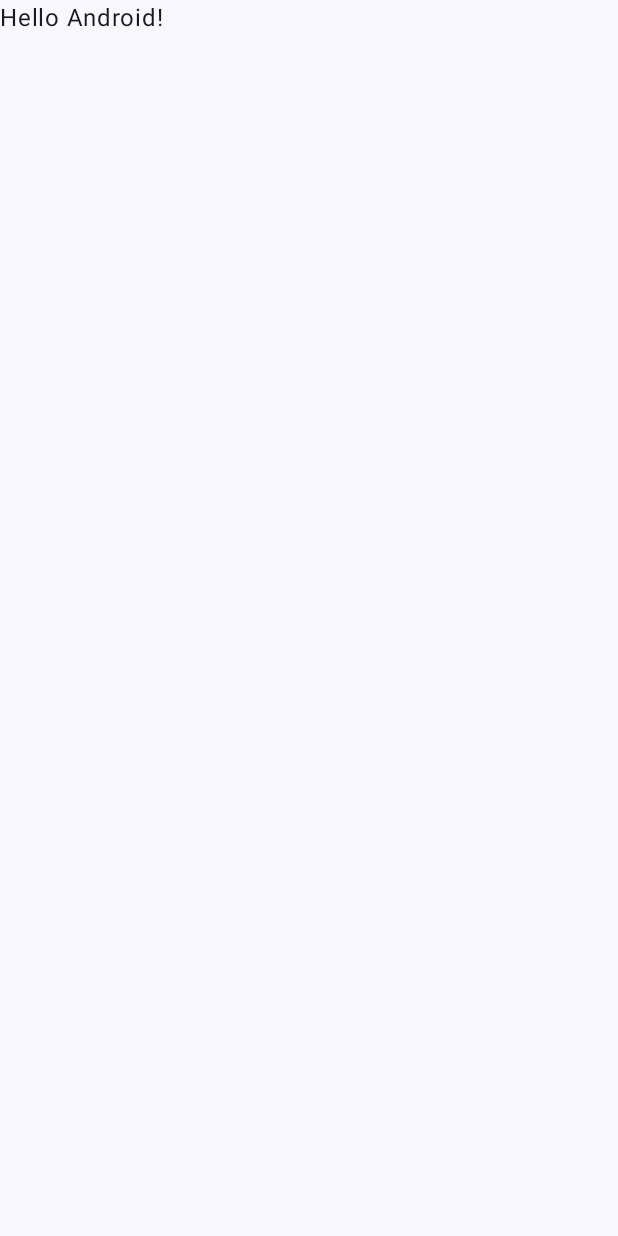
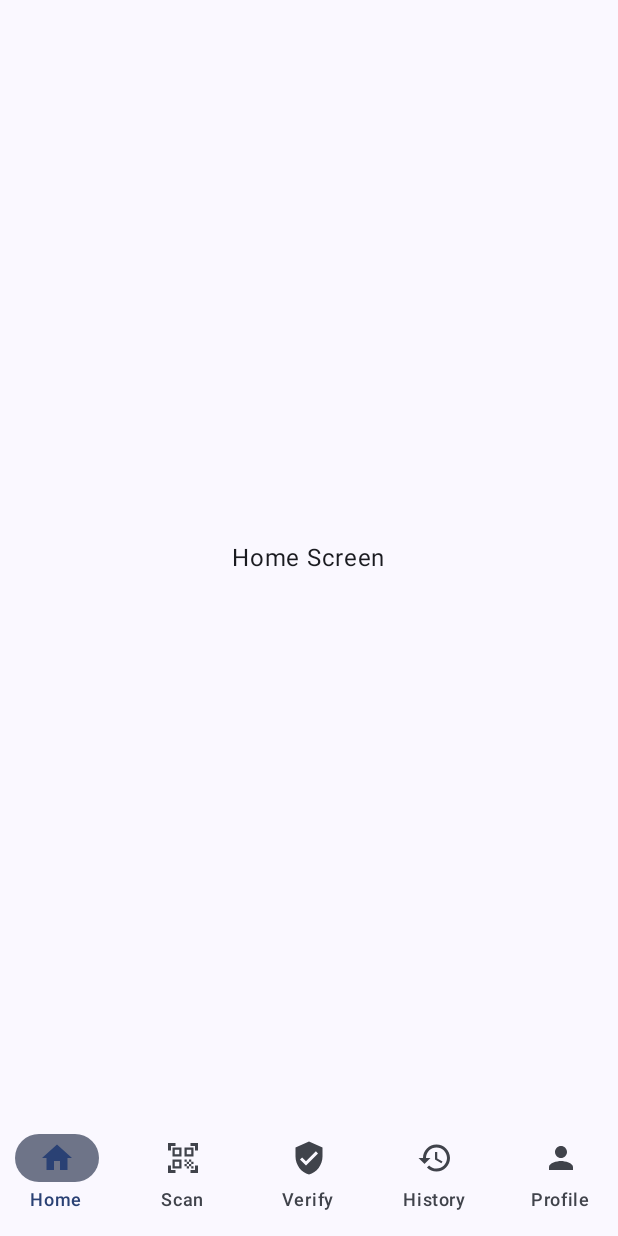
Before and after one commit to DevKorrir/medAuth-Kotlin, an Android app built with Jetpack Compose: the screen it shows after launch (MainActivity), on a phone screen of 412 x 824 dp. Before the commit the screen is almost empty. Run offline under Robolectric (Android 15) with nearby library versions, the phone set to English and light mode, and no system bars.

Commit message:
nav: route to every bottom bar screen

```diff
--- a/app/build.gradle.kts
+++ b/app/build.gradle.kts
@@ -49,6 +49,9 @@ dependencies {
     implementation(libs.androidx.ui.graphics)
     implementation(libs.androidx.ui.tooling.preview)
     implementation(libs.androidx.material3)
+    implementation(libs.androidx.navigation.compose.android)
+    implementation(libs.androidx.navigation.runtime.android)
+
     testImplementation(libs.junit)
     androidTestImplementation(libs.androidx.junit)
     androidTestImplementation(libs.androidx.espresso.core)
--- /dev/null
+++ b/app/src/main/java/dev/korryr/medauth/navigation/AppNavigation.kt
@@ -0,0 +1,58 @@
+package dev.korryr.medauth.navigation
+
+import androidx.compose.foundation.layout.padding
+import androidx.compose.material3.Scaffold
+import androidx.compose.runtime.Composable
+import androidx.compose.ui.Modifier
+import androidx.navigation.NavHostController
+import androidx.navigation.compose.NavHost
+import androidx.navigation.compose.composable
+import dev.korryr.medauth.presentation.features.auth.proflile.ProfileScreen
+import dev.korryr.medauth.presentation.features.history.HistoryScreen
+import dev.korryr.medauth.presentation.features.home.HomeScreen
+import dev.korryr.medauth.presentation.features.scan.ScanScreen
+import dev.korryr.medauth.presentation.features.verification.VerifyScreen
+
+@Composable
+fun AppNavigation(
+    modifier: Modifier = Modifier,
+    navController: NavHostController
+) {
+    Scaffold(
+        bottomBar = {
+            BottomNavigationBar(
+                navController = navController
+            )
+        },
+        content = { padding ->
+            NavHost(
+                navController = navController,
+                startDestination = Screen.Home.route,
+                modifier = modifier.padding(padding)
+            ) {
+                composable(Screen.Home.route) {
+                    HomeScreen()
+                }
+                composable(Screen.Scan.route) {
+                    ScanScreen()
+                }
+                composable(Screen.Verify.route) {
+                    VerifyScreen()
+                }
+                composable(Screen.History.route) {
+                    HistoryScreen()
+                }
+                composable(Screen.Profile.route) {
+                    ProfileScreen()
+                }
+                composable(Screen.Result.route) {
+                    //ResultScreen()
+                }
+
+
+            }
+        }
+
+    )
+
+}
--- /dev/null
+++ b/app/src/main/java/dev/korryr/medauth/navigation/BottomNavigationBar.kt
@@ -0,0 +1,105 @@
+package dev.korryr.medauth.navigation
+
+import androidx.compose.animation.AnimatedVisibility
+import androidx.compose.animation.core.Spring
+import androidx.compose.animation.core.spring
+import androidx.compose.animation.fadeIn
+import androidx.compose.animation.slideInVertically
+import androidx.compose.animation.slideOutVertically
+import androidx.compose.material3.Icon
+import androidx.compose.material3.MaterialTheme
+import androidx.compose.material3.NavigationBar
+import androidx.compose.material3.NavigationBarItem
+import androidx.compose.material3.Text
+import androidx.compose.runtime.Composable
+import androidx.compose.runtime.getValue
+import androidx.compose.runtime.remember
+import androidx.compose.ui.Modifier
+import androidx.navigation.NavController
+import androidx.navigation.compose.currentBackStackEntryAsState
+import androidx.navigation.NavDestination.Companion.hierarchy
+
+@Composable
+fun BottomNavigationBar(
+    navController: NavController,
+    modifier: Modifier = Modifier
+) {
+
+    val currentRoute = navController.currentBackStackEntryAsState().value?.destination?.route
+
+    val bottomScreens = listOf(
+        BottomNavItem.Home,
+        BottomNavItem.Scan,
+        BottomNavItem.Verify,
+        BottomNavItem.History,
+        BottomNavItem.Profile
+    )
+
+    val showBottomBar = setOf(
+        Screen.Home.route,
+        Screen.Scan.route,
+        Screen.Verify.route,
+        Screen.History.route,
+        Screen.Profile.route
+    )
+
+    val shouldShowBottomBar = remember(currentRoute) {
+        currentRoute?.let { it in showBottomBar } ?: false
+    }
+
+
+    AnimatedVisibility(
+        visible = shouldShowBottomBar,
+        enter = slideInVertically(
+            initialOffsetY = { it },
+            animationSpec = spring(
+                dampingRatio = Spring.DampingRatioMediumBouncy,
+                stiffness = Spring.StiffnessLow
+            )
+        ) + fadeIn() ,
+        exit = slideOutVertically(targetOffsetY = { it }),
+        modifier = modifier
+    ) {
+
+        NavigationBar(
+            containerColor = MaterialTheme.colorScheme.background.copy(alpha = 0.95f),
+        ) {
+            val navBackStackEntry by navController.currentBackStackEntryAsState()
+            val currentDestination = navBackStackEntry?.destination
+
+            bottomScreens.forEach { screen ->
+                val isSelected = currentDestination?.hierarchy?.any {
+                    it.route == screen.route
+                } == true
+
+                NavigationBarItem(
+                    selected = isSelected,
+                    onClick = {
+                        navController.navigate(screen.route) { }
+                    },
+                    icon = {
+                        Icon(
+                            imageVector = screen.icon,
+                            contentDescription = screen.label,
+                            tint = if (isSelected)
+                                MaterialTheme.colorScheme.primary
+                            else
+                                MaterialTheme.colorScheme.onSurfaceVariant
+                        )
+                    },
+                    label = {
+                        Text(
+                            text = screen.label,
+                            color = if (isSelected)
+                                MaterialTheme.colorScheme.primary
+                            else
+                                MaterialTheme.colorScheme.onSurfaceVariant
+                        )
+                    }
+                )
+            }
+        }
+
+
+    }
+}
--- a/app/src/main/java/dev/korryr/medauth/presentation/activities/MainActivity.kt
+++ b/app/src/main/java/dev/korryr/medauth/presentation/activities/MainActivity.kt
@@ -5,12 +5,9 @@ import androidx.activity.ComponentActivity
 import androidx.activity.compose.setContent
 import androidx.activity.enableEdgeToEdge
 import androidx.compose.foundation.layout.fillMaxSize
-import androidx.compose.foundation.layout.padding
-import androidx.compose.material3.Scaffold
-import androidx.compose.material3.Text
-import androidx.compose.runtime.Composable
 import androidx.compose.ui.Modifier
-import androidx.compose.ui.tooling.preview.Preview
+import androidx.navigation.compose.rememberNavController
+import dev.korryr.medauth.navigation.AppNavigation
 import dev.korryr.medauth.presentation.ui.theme.MedAuthTheme
 
 class MainActivity : ComponentActivity() {
@@ -18,30 +15,14 @@ class MainActivity : ComponentActivity() {
         super.onCreate(savedInstanceState)
         enableEdgeToEdge()
         setContent {
+            val navController = rememberNavController()
+
             MedAuthTheme {
-                Scaffold(modifier = Modifier.fillMaxSize()) { innerPadding ->
-                    Greeting(
-                        name = "Android",
-                        modifier = Modifier.padding(innerPadding)
-                    )
-                }
+                AppNavigation(
+                    modifier = Modifier.fillMaxSize(),
+                    navController = navController
+                )
             }
         }
     }
 }
-
-@Composable
-fun Greeting(name: String, modifier: Modifier = Modifier) {
-    Text(
-        text = "Hello $name!",
-        modifier = modifier
-    )
-}
-
-@Preview(showBackground = true)
-@Composable
-fun GreetingPreview() {
-    MedAuthTheme {
-        Greeting("Android")
-    }
-}
--- /dev/null
+++ b/app/src/main/java/dev/korryr/medauth/presentation/features/home/HomeScreen.kt
@@ -0,0 +1,23 @@
+package dev.korryr.medauth.presentation.features.home
+
+import androidx.compose.foundation.layout.Arrangement
+import androidx.compose.foundation.layout.Column
+import androidx.compose.foundation.layout.fillMaxSize
+import androidx.compose.material3.Text
+import androidx.compose.runtime.Composable
+import androidx.compose.ui.Alignment
+import androidx.compose.ui.Modifier
+
+@Composable
+fun HomeScreen(
+    modifier: Modifier = Modifier
+) {
+    Column (
+        modifier = modifier.fillMaxSize(),
+        horizontalAlignment = Alignment.CenterHorizontally,
+        verticalArrangement = Arrangement.Center
+    ){
+        Text(text = "Home Screen")
+    }
+
+}
```
Also changed, not shown: app/src/main/java/dev/korryr/medauth/presentation/features/auth/proflile/ProfileScreen.kt (added, +23 -0 lines), app/src/main/java/dev/korryr/medauth/presentation/features/history/HistoryScreen.kt (added, +23 -0 lines), app/src/main/java/dev/korryr/medauth/presentation/features/scan/ScanScreen.kt (added, +23 -0 lines), app/src/main/java/dev/korryr/medauth/presentation/features/verification/verificationScreen.kt (added, +23 -0 lines), gradle/libs.versions.toml (+9 -3 lines).
